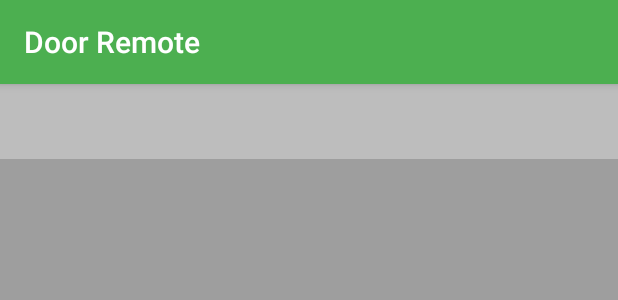
After one commit to trippntechnology/DoorSecurity, an Android app: the layout widget_list_layout.xml on its own in the app's theme, with its tools: preview values and no code run, on a phone screen of 412 x 824 dp. The commit adds this screen. Shown: the top 300 px of the screen. Run offline under Robolectric (Android 15) with nearby library versions, the phone set to English and light mode, and no system bars.

Commit message:
test widget

```diff
--- a/app/src/main/java/com/trippntechnology/doorsecurity/MainActivity.java
+++ b/app/src/main/java/com/trippntechnology/doorsecurity/MainActivity.java
@@ -58,6 +58,7 @@ public class MainActivity extends Activity {
     private DoorObject door = new DoorObject();
     private AuthToken authToken = new AuthToken();
     private SavedObjects files = new SavedObjects();
+    private FileGetter fileGetter = new FileGetter();
     private Gson gson = new Gson();
     private SecretKeySpec keySpec;
     private IvParameterSpec ivSpec;
@@ -68,6 +69,7 @@ public class MainActivity extends Activity {
     private AlertDialog alertDialog;
     private AlertDialog.Builder builder;
     private boolean hasRelays;
+
 
 
 
@@ -82,7 +84,8 @@ public class MainActivity extends Activity {
             main = (LinearLayout) findViewById(R.id.layoutMain);
 
             //Get files
-            files = jsonToObject(readFile(FILES));
+            files = fileGetter.getSavedObjects(FILES,this);
+//            files = jsonToObject(readFile(FILES));
             key = files.key;
             iv = files.iv;
             String url = files.URL;
--- /dev/null
+++ b/app/src/main/res/layout/widget_list_layout.xml
@@ -0,0 +1,24 @@
+<?xml version="1.0" encoding="utf-8"?>
+<LinearLayout xmlns:android="http://schemas.android.com/apk/res/android"
+    android:layout_width="match_parent"
+    android:layout_height="match_parent"
+    android:background="@color/md_grey_500"
+    android:orientation="vertical">
+
+    <LinearLayout
+        android:layout_width="match_parent"
+        android:layout_height="50dp"
+        android:orientation="horizontal"
+        android:layout_marginBottom="2dp"
+        android:background="@color/md_grey_400"
+        android:gravity="center">
+
+        <TextView
+            android:id="@+id/widgetText"
+            android:layout_width="wrap_content"
+            android:layout_height="wrap_content"
+            android:textSize="25sp"
+            android:textColor="@color/md_green_600"/>
+    </LinearLayout>
+
+</LinearLayout>
--- a/app/src/main/res/values/strings.xml
+++ b/app/src/main/res/values/strings.xml
@@ -34,4 +34,6 @@
     <string name="url">http://10.0.0.63:12345</string>
     <string name="newDoorsTitle">New doors</string>
     <string name="newDoorsMessage">There are new doors available. Would you like to display them now?</string>
+    <string name="no_doors_for_widget">Please register.
+    If you have registered then there are no available doors please open the app.</string>
 </resources>
```
Also changed, not shown: app/src/main/AndroidManifest.xml (+15 -5 lines), app/src/main/java/com/trippntechnology/doorsecurity/DoorWidgetProvider.java (added, +49 -0 lines), app/src/main/java/com/trippntechnology/doorsecurity/FileGetter.java (added, +47 -0 lines), app/src/main/java/com/trippntechnology/doorsecurity/RelayToWidget.java (added, +99 -0 lines), app/src/main/java/com/trippntechnology/doorsecurity/RelayWidgetService.java (added, +18 -0 lines), app/src/main/res/layout/widget.xml (added, +21 -0 lines), app/src/main/res/xml/widget_provider.xml (added, +9 -0 lines).
